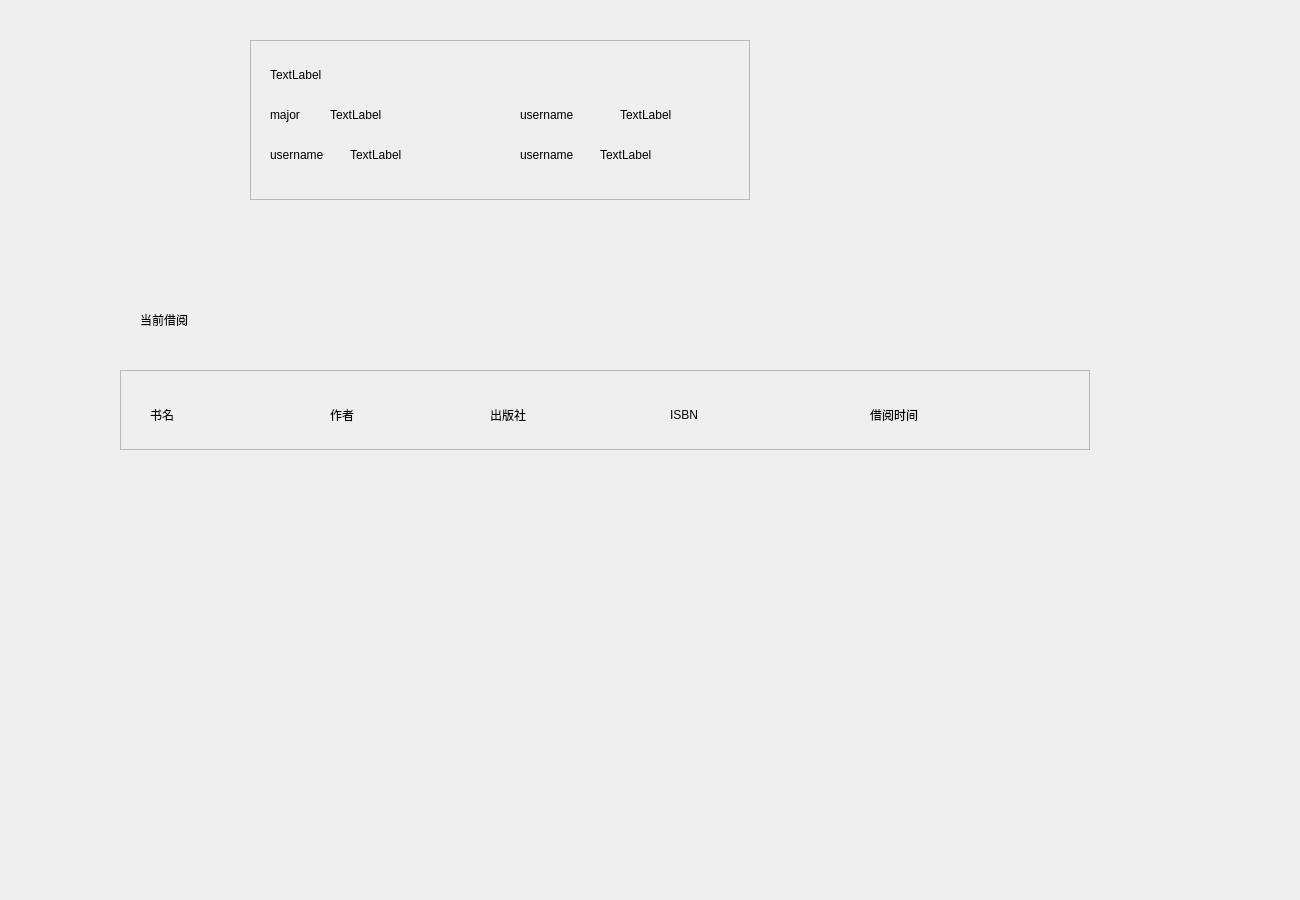
Old version of the form BMS/userprofilewidget.ui in the repository adventurer-w/Books-Management-System.
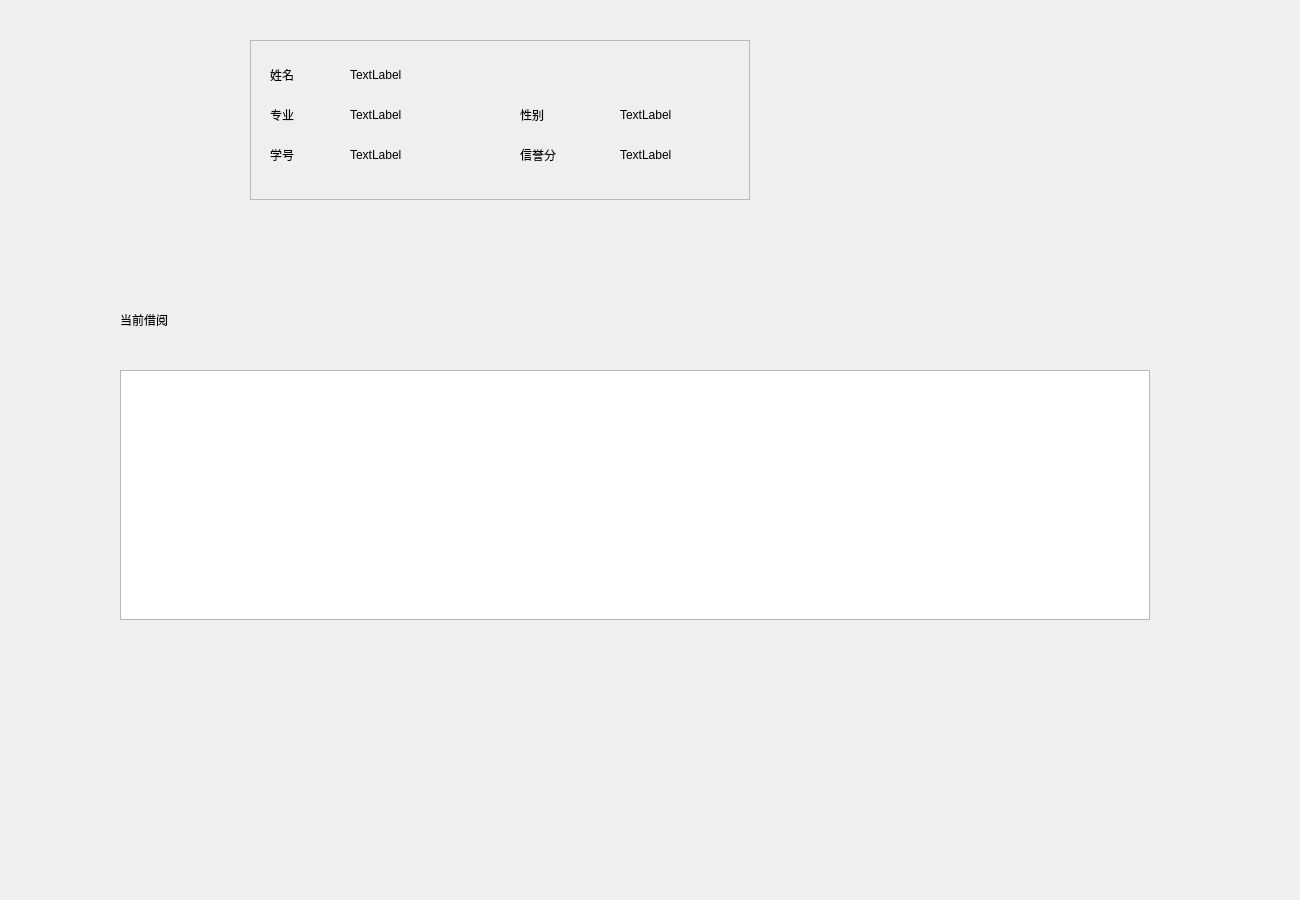
New version of the form.

What changed in the file:
```diff
--- a/BMS/userprofilewidget.ui
+++ b/BMS/userprofilewidget.ui
@@ -31,9 +31,9 @@
    <widget class="QLabel" name="lb_major_txt">
     <property name="geometry">
      <rect>
-      <x>80</x>
+      <x>100</x>
       <y>60</y>
-      <width>180</width>
+      <width>161</width>
       <height>30</height>
      </rect>
     </property>
@@ -51,7 +51,7 @@
      </rect>
     </property>
     <property name="text">
-     <string>username</string>
+     <string>学号</string>
     </property>
    </widget>
    <widget class="QLabel" name="lb_username">
@@ -59,12 +59,12 @@
      <rect>
       <x>20</x>
       <y>20</y>
-      <width>130</width>
+      <width>81</width>
       <height>30</height>
      </rect>
     </property>
     <property name="text">
-     <string>TextLabel</string>
+     <string>姓名</string>
     </property>
    </widget>
    <widget class="QLabel" name="lb_credit">
@@ -77,7 +77,7 @@
      </rect>
     </property>
     <property name="text">
-     <string>username</string>
+     <string>信誉分</string>
     </property>
    </widget>
    <widget class="QLabel" name="lb_sex_txt">
@@ -98,7 +98,7 @@
      <rect>
       <x>100</x>
       <y>100</y>
-      <width>170</width>
+      <width>151</width>
       <height>30</height>
      </rect>
     </property>
@@ -116,7 +116,7 @@
      </rect>
     </property>
     <property name="text">
-     <string>major</string>
+     <string>专业</string>
     </property>
    </widget>
    <widget class="QLabel" name="lb_sex">
@@ -129,13 +129,13 @@
      </rect>
     </property>
     <property name="text">
-     <string>username</string>
+     <string>性别</string>
     </property>
    </widget>
    <widget class="QLabel" name="lb_credit_txt">
     <property name="geometry">
      <rect>
-      <x>350</x>
+      <x>370</x>
       <y>100</y>
       <width>80</width>
       <height>30</height>
@@ -145,11 +145,24 @@
      <string>TextLabel</string>
     </property>
    </widget>
+   <widget class="QLabel" name="lb_username_txt">
+    <property name="geometry">
+     <rect>
+      <x>100</x>
+      <y>20</y>
+      <width>81</width>
+      <height>30</height>
+     </rect>
+    </property>
+    <property name="text">
+     <string>TextLabel</string>
+    </property>
+   </widget>
   </widget>
   <widget class="QLabel" name="lb_currentborrow">
    <property name="geometry">
     <rect>
-     <x>140</x>
+     <x>120</x>
      <y>300</y>
      <width>230</width>
      <height>40</height>
@@ -159,86 +172,15 @@
     <string>当前借阅</string>
    </property>
   </widget>
-  <widget class="QFrame" name="fm_book">
+  <widget class="QTableView" name="tbv_borrow">
    <property name="geometry">
     <rect>
      <x>120</x>
      <y>370</y>
-     <width>970</width>
-     <height>80</height>
+     <width>1030</width>
+     <height>250</height>
     </rect>
    </property>
-   <property name="frameShape">
-    <enum>QFrame::StyledPanel</enum>
-   </property>
-   <property name="frameShadow">
-    <enum>QFrame::Raised</enum>
-   </property>
-   <widget class="QLabel" name="lb_bookname">
-    <property name="geometry">
-     <rect>
-      <x>30</x>
-      <y>30</y>
-      <width>70</width>
-      <height>30</height>
-     </rect>
-    </property>
-    <property name="text">
-     <string>书名</string>
-    </property>
-   </widget>
-   <widget class="QLabel" name="lb_author">
-    <property name="geometry">
-     <rect>
-      <x>210</x>
-      <y>30</y>
-      <width>70</width>
-      <height>30</height>
-     </rect>
-    </property>
-    <property name="text">
-     <string>作者</string>
-    </property>
-   </widget>
-   <widget class="QLabel" name="lb_press">
-    <property name="geometry">
-     <rect>
-      <x>370</x>
-      <y>30</y>
-      <width>70</width>
-      <height>30</height>
-     </rect>
-    </property>
-    <property name="text">
-     <string>出版社</string>
-    </property>
-   </widget>
-   <widget class="QLabel" name="lb_ISBN">
-    <property name="geometry">
-     <rect>
-      <x>550</x>
-      <y>30</y>
-      <width>70</width>
-      <height>30</height>
-     </rect>
-    </property>
-    <property name="text">
-     <string>ISBN</string>
-    </property>
-   </widget>
-   <widget class="QLabel" name="lb_borrowtime">
-    <property name="geometry">
-     <rect>
-      <x>750</x>
-      <y>30</y>
-      <width>70</width>
-      <height>30</height>
-     </rect>
-    </property>
-    <property name="text">
-     <string>借阅时间</string>
-    </property>
-   </widget>
   </widget>
  </widget>
  <resources/>
```
